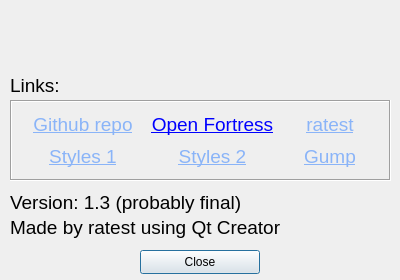
Qt form infodialog.ui (TheRatest/of-server-browser) before a commit.
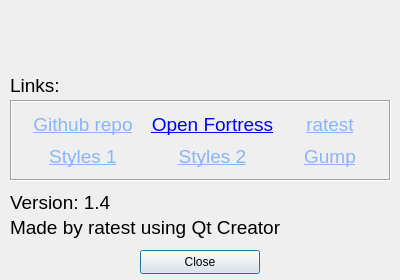
The same form after that commit. Icons and pictures are not drawn.

The edit to the form file:
```diff
--- a/infodialog.ui
+++ b/infodialog.ui
@@ -242,7 +242,7 @@
     <rect>
      <x>10</x>
      <y>210</y>
-     <width>271</width>
+     <width>371</width>
      <height>35</height>
     </rect>
    </property>
@@ -270,7 +270,7 @@
     </font>
    </property>
    <property name="text">
-    <string>Version: 1.3 (probably final)</string>
+    <string>Version: 1.4</string>
    </property>
   </widget>
   <widget class="QLabel" name="label">
```
